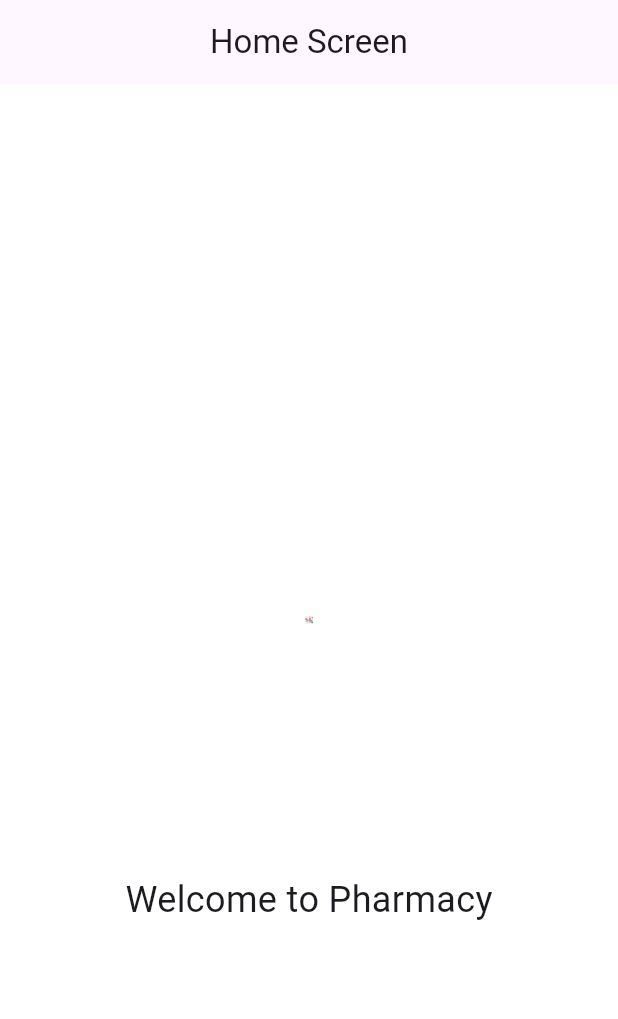
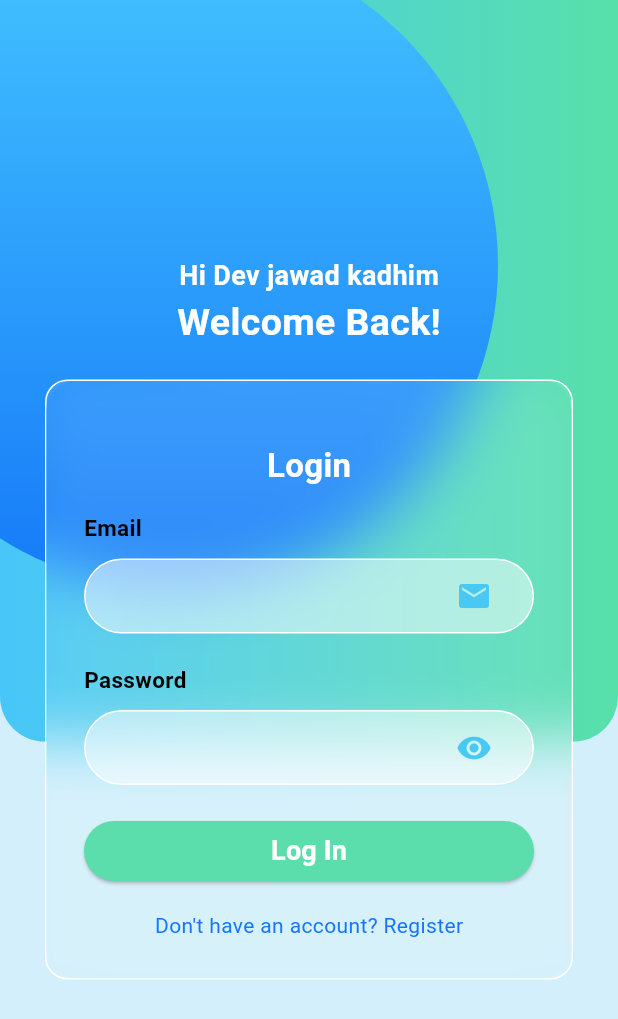
Before and after one commit to jawa-d/phar, a Flutter app: the screen it shows after launch, on a phone screen of 412 x 824 dp. Shown: the top 1019 px of the screen. Run offline on Flutter 3.47's test engine with Material 3 defaults, Android fonts, the phone set to English and light mode, and no system bars; our stand-ins replace flutter_svg_provider, google_fonts, salomon_bottom_bar.

Commit message:
new login

```diff
--- /dev/null
+++ b/lib/loginhup.dart
@@ -0,0 +1,265 @@
+import 'dart:ui';
+import 'package:flutter/material.dart';
+
+class LoginScreen extends StatefulWidget {
+  const LoginScreen({super.key});
+
+  @override
+  _LoginScreenState createState() => _LoginScreenState();
+}
+
+class _LoginScreenState extends State<LoginScreen> {
+  final _emailController = TextEditingController();
+  final _passwordController = TextEditingController();
+  final _formKey = GlobalKey<FormState>();
+  bool _obscurePassword = true;
+
+  void _login() {
+    if (_formKey.currentState?.validate() ?? false) {
+      // Perform login action here
+      ScaffoldMessenger.of(context).showSnackBar(
+        SnackBar(content: Text('Login successful')),
+      );
+    } else {
+      // Show error message
+      ScaffoldMessenger.of(context).showSnackBar(
+        SnackBar(content: Text('Please correct the errors above')),
+      );
+    }
+  }
+
+  @override
+  Widget build(BuildContext context) {
+    return Scaffold(
+      backgroundColor: const Color(0xffd3effb),
+      body: Stack(
+        children: [
+          /////////// ******* BackGround Section ****** //////////
+          Column(
+            children: [
+              Expanded(
+                flex: 3,
+                child: Stack(
+                  children: [
+                    Container(
+                      decoration: const BoxDecoration(
+                        borderRadius: BorderRadius.vertical(
+                          bottom: Radius.circular(30),
+                        ),
+                        gradient: LinearGradient(
+                          colors: [
+                            Color(0xff48c6f9),
+                            Color(0xff58e0aa),
+                          ],
+                        ),
+                      ),
+                    ),
+                    Positioned(
+                      left: -100,
+                      top: -50,
+                      child: Container(
+                        height: MediaQuery.sizeOf(context).height * 0.55,
+                        width: MediaQuery.sizeOf(context).width + 20,
+                        decoration: const BoxDecoration(
+                          shape: BoxShape.circle,
+                          gradient: LinearGradient(
+                            begin: Alignment.bottomCenter,
+                            end: Alignment.topCenter,
+                            colors: [
+                              Color(0xff1578f8),
+                              Color(0xff44c5ff),
+                            ],
+                          ),
+                        ),
+                      ),
+                    ),
+                  ],
+                ),
+              ),
+              Expanded(
+                flex: 2,
+                child: Container(),
+              ),
+            ],
+          ),
+          ///////// ****** Glass Effect with Login UI ****** ///////////
+          Column(
+            mainAxisAlignment: MainAxisAlignment.center,
+            children: [
+              const Text(
+                "Hi Dev jawad kadhim",
+                style: TextStyle(
+                  fontWeight: FontWeight.bold,
+                  fontSize: 18,
+                  color: Colors.white,
+                ),
+              ),
+              const Text(
+                "Welcome Back!",
+                style: TextStyle(
+                  fontWeight: FontWeight.bold,
+                  fontSize: 25,
+                  color: Colors.white,
+                ),
+              ),
+              const SizedBox(height: 20),
+              Container(
+                height: 400,
+                width: double.infinity,
+                margin: const EdgeInsets.symmetric(horizontal: 30),
+                decoration: BoxDecoration(
+                  border: Border.all(color: Colors.white),
+                  borderRadius: BorderRadius.circular(15),
+                  color: Colors.white.withOpacity(0.1),
+                ),
+                child: ClipRRect(
+                  borderRadius: BorderRadius.circular(20),
+                  child: BackdropFilter(
+                    filter: ImageFilter.blur(sigmaY: 20, sigmaX: 20),
+                    child: Padding(
+                      padding: const EdgeInsets.all(25),
+                      child: Form(
+                        key: _formKey,
+                        child: Column(
+                          crossAxisAlignment: CrossAxisAlignment.start,
+                          children: [
+                            const Spacer(),
+                            const Center(
+                              child: Text(
+                                "Login",
+                                style: TextStyle(
+                                  fontWeight: FontWeight.bold,
+                                  fontSize: 22,
+                                  color: Colors.white,
+                                ),
+                              ),
+                            ),
+                            const Spacer(),
+                            const Text(
+                              "Email",
+                              style: TextStyle(
+                                fontWeight: FontWeight.bold,
+                                fontSize: 15,
+                                color: Color.fromARGB(255, 0, 0, 0),
+                              ),
+                            ),
+                            const SizedBox(height: 10),
+                            Container(
+                              height: 50, // Adjusted height
+                              alignment: Alignment.center,
+                              padding: const EdgeInsets.symmetric(horizontal: 15),
+                              decoration: BoxDecoration(
+                                color: Colors.white.withOpacity(0.5),
+                                borderRadius: BorderRadius.circular(30),
+                                border: Border.all(color: Colors.white),
+                              ),
+                              child: TextFormField(
+                                controller: _emailController,
+                                decoration: const InputDecoration(
+                                  suffixIcon: Icon(
+                                    Icons.mail,
+                                    color: Color(0xff4ac8f4),
+                                  ),
+                                  fillColor: Colors.white,
+                                  border: InputBorder.none,
+                                  contentPadding: EdgeInsets.symmetric(vertical: 10), // Adjusted padding
+                                ),
+                                validator: (value) {
+                                  if (value == null || value.isEmpty) {
+                                    return 'Please enter your email';
+                                  }
+                                  return null;
+                                },
+                              ),
+                            ),
+                            const SizedBox(height: 20), // Added space between fields
+                            const Text(
+                              "Password",
+                              style: TextStyle(
+                                fontWeight: FontWeight.bold,
+                                fontSize: 15,
+                                color: Color.fromARGB(255, 0, 0, 0),
+                              ),
+                            ),
+                            const SizedBox(height: 10),
+                            Container(
+                              height: 50, // Adjusted height
+                              alignment: Alignment.center,
+                              padding: const EdgeInsets.symmetric(horizontal: 15),
+                              decoration: BoxDecoration(
+                                color: Colors.white.withOpacity(0.5),
+                                borderRadius: BorderRadius.circular(30),
+                                border: Border.all(color: Colors.white),
+                              ),
+                              child: TextFormField(
+                                controller: _passwordController,
+                                obscureText: _obscurePassword,
+                                decoration: InputDecoration(
+                                  suffixIcon: IconButton(
+                                    icon: Icon(
+                                      _obscurePassword
+                                          ? Icons.visibility
+                                          : Icons.visibility_off,
+                                      color: Color(0xff4ac8f4),
+                                    ),
+                                    onPressed: () {
+                                      setState(() {
+                                        _obscurePassword = !_obscurePassword;
+                                      });
+                                    },
+                                  ),
+                                  fillColor: Colors.white,
+                                  border: InputBorder.none,
+                                  contentPadding: EdgeInsets.symmetric(vertical: 10), // Adjusted padding
+                                ),
+                                validator: (value) {
+                                  if (value == null || value.isEmpty) {
+                                    return 'Please enter your password';
+                                  }
+                                  return null;
+                                },
+                              ),
+                            ),
+                            const SizedBox(height: 20), // Added space between fields
+                            SizedBox(
+                             // height: 50, // Set height
+                              width: double.infinity, // Full width
+                              child: ElevatedButton(
+                                onPressed: _login,
+                                style: ElevatedButton.styleFrom(
+                                  backgroundColor: const Color(0xff5bdeac),
+                                  shape: RoundedRectangleBorder(
+                                    borderRadius: BorderRadius.circular(30),
+                                  ),
+                                ),
+                                child: const Text(
+                                  "Log In",
+                                  style: TextStyle(
+                                    fontWeight: FontWeight.bold,
+                                    fontSize: 18,
+                                    color: Colors.white,
+                                  ),
+                                ),
+                              ),
+                            ),
+                            const Spacer(),
+                            const Center(
+                              child: Text(
+                                "Don't have an account? Register",
+                                style: TextStyle(color: Color(0xff1576fc)),
+                              ),
+                            ),
+                          ],
+                        ),
+                      ),
+                    ),
+                  ),
+                ),
+              ),
+            ],
+          ),
+        ],
+      ),
+    );
+  }
+}
--- a/lib/main.dart
+++ b/lib/main.dart
@@ -12,6 +12,8 @@ import 'package:par/Signup.dart';
 import 'package:par/Simple%20Onboarding.dart';
 import 'package:par/Store.dart';
 import 'package:par/Test.dart';
+import 'package:par/cart.dart';
+import 'package:par/loginhup.dart';
 
 
 void main() {
@@ -30,7 +32,7 @@ class MyApp extends StatelessWidget {
     return MaterialApp(
 debugShowCheckedModeBanner: false,
 
-home:HomeScreen(),
+home:LoginScreen(),
 
     );
 
```
Also changed, not shown: lib/cart.dart (+185 -6 lines).
